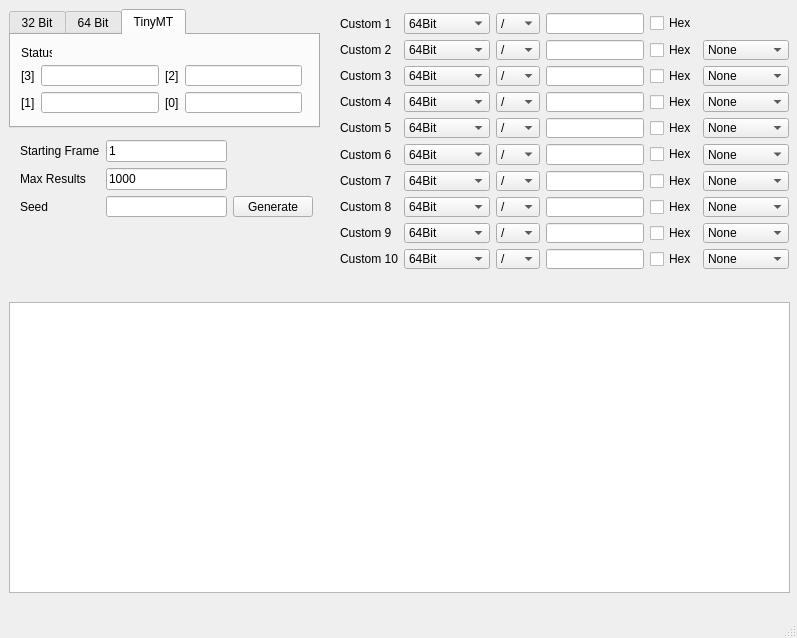
Above: Forms/Researcher.ui from Admiral-Fish/PokeFinder before the change. Below: the same form after it.
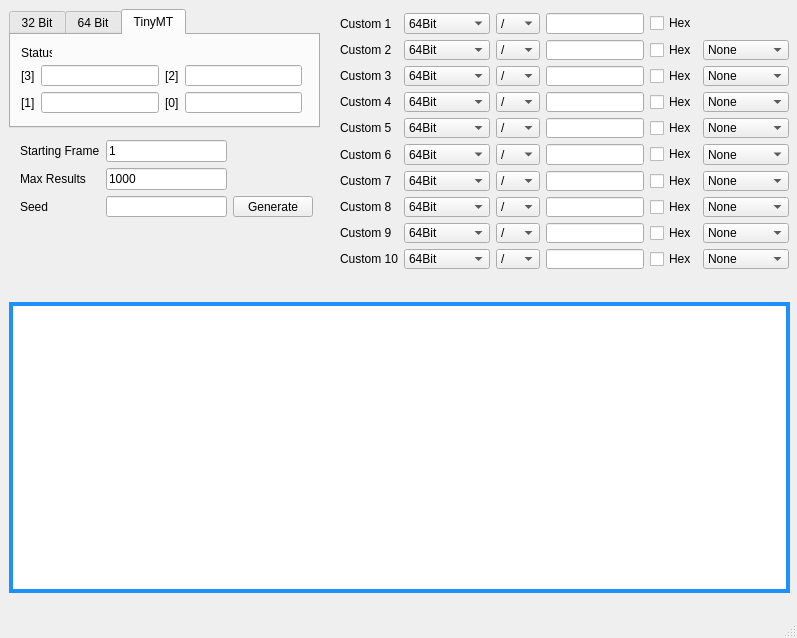
That is the form after the change. The open tabs and pages were chosen to show the change. Custom widgets are drawn as their Qt base class.

Commit message: Input masks for researcher

The edit to the form file:
```diff
--- a/Forms/Researcher.ui
+++ b/Forms/Researcher.ui
@@ -270,6 +270,20 @@
       <height>291</height>
      </rect>
     </property>
+    <property name="styleSheet">
+     <string notr="true">QTableView {
+	border: 4px solid DodgerBlue;
+}
+
+QHeaderView::section {
+	border: none;
+	background-color: #274050;
+	padding-top: 3px;
+	padding-bottom: 3px;
+	color: white;
+}
+</string>
+    </property>
    </widget>
    <widget class="QWidget" name="layoutWidget">
     <property name="geometry">
@@ -2567,7 +2581,7 @@
      </item>
     </layout>
    </widget>
-   <widget class="QWidget" name="">
+   <widget class="QWidget" name="layoutWidget">
     <property name="geometry">
      <rect>
       <x>20</x>
@@ -2637,6 +2651,13 @@
   </widget>
   <widget class="QStatusBar" name="statusbar"/>
  </widget>
+ <customwidgets>
+  <customwidget>
+   <class>QTextBox</class>
+   <extends>QLineEdit</extends>
+   <header>Forms/QTextBox.hpp</header>
+  </customwidget>
+ </customwidgets>
  <resources/>
  <connections/>
 </ui>
```
Left out of the diff: 67 changed lines with no effect on the pictures. The commit also changes 4 other files.
